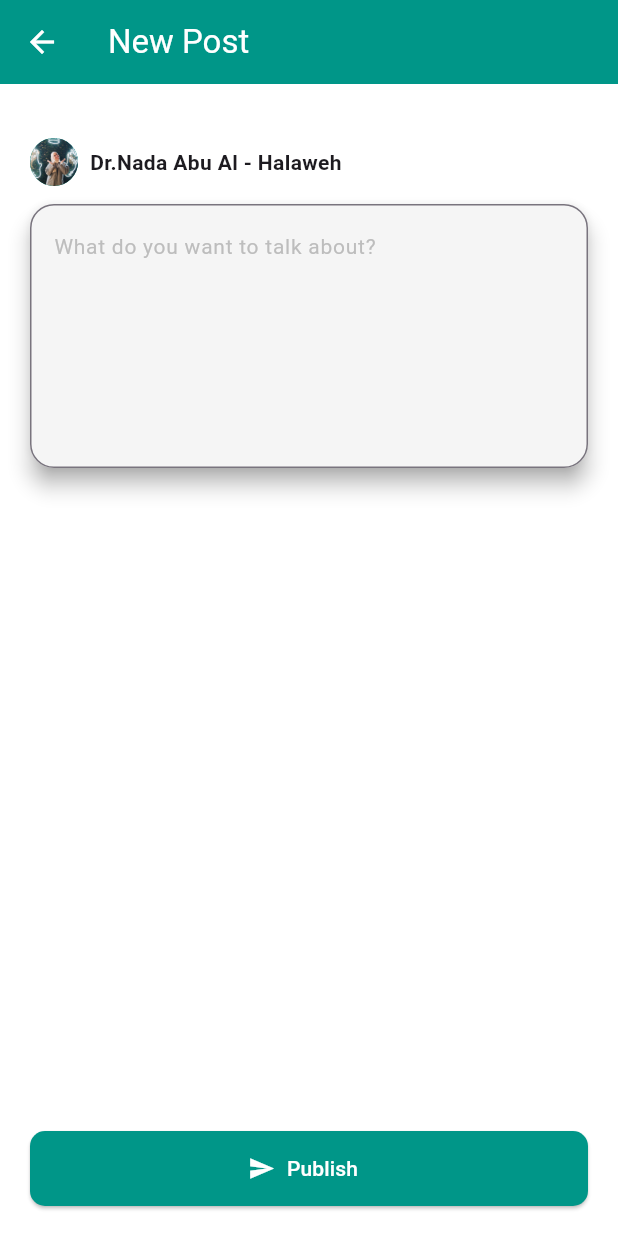
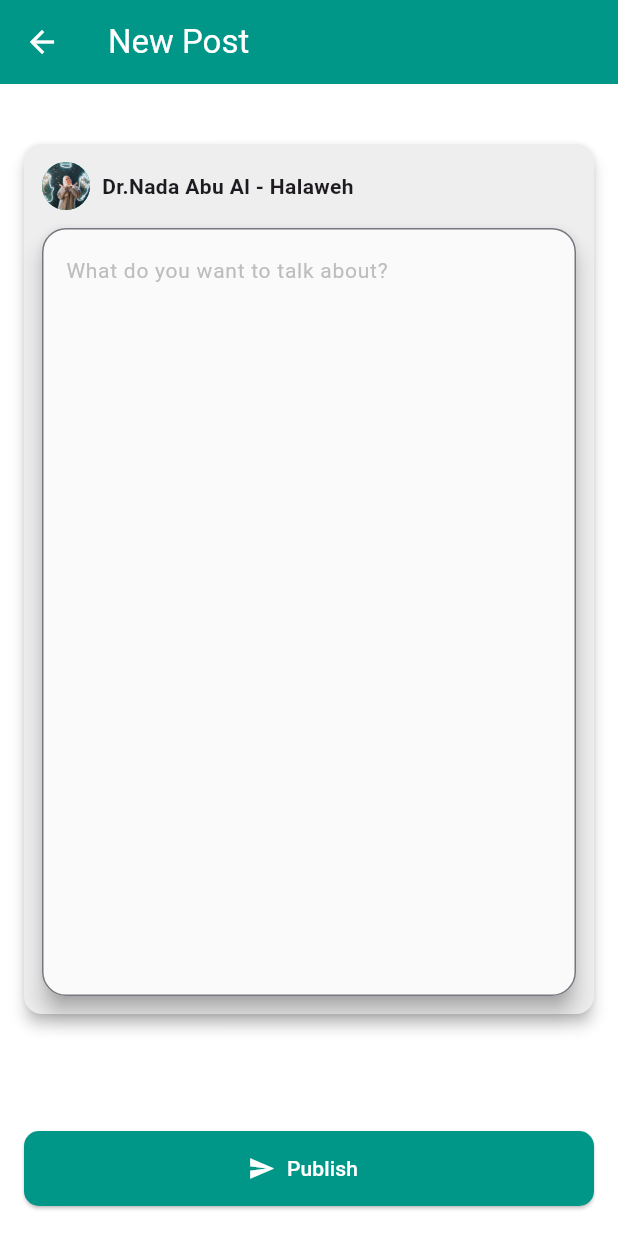
Before and after one commit to nada3bd/NAFS_APP, a Flutter app: the WritePostPage screen opened directly, on a phone screen of 412 x 824 dp. Run offline on Flutter 3.47's test engine with Material 3 defaults, Android fonts, the phone set to English and light mode, and no system bars; our stand-ins replace another_flushbar, flutter_bloc, image_picker; missing offline and left inert: duration_picker.

Commit message:
22th commit

```diff
--- a/lib/views/editpostpage.dart
+++ b/lib/views/editpostpage.dart
@@ -37,7 +37,7 @@ class EditPostPageState extends State<EditPostPage> {
       backgroundColor: Colors.white,
       appBar: const CustomAppBar(title: 'Edit Post'),
       body: Padding(
-        padding: const EdgeInsets.only(left: 20, right: 20, top: 20),
+        padding: const EdgeInsets.only(left: 16, right: 16 ),
         child: LayoutBuilder(
           builder: (BuildContext context, BoxConstraints constraints) {
             return SingleChildScrollView(
@@ -47,7 +47,6 @@ class EditPostPageState extends State<EditPostPage> {
                   child: Column(
                     crossAxisAlignment: CrossAxisAlignment.stretch,
                     children: [
-                      const SizedBox(height: 8),
                       ThemeWriteEditPost(
                         controller: controller,
                         isEdit: true,
@@ -55,7 +54,6 @@ class EditPostPageState extends State<EditPostPage> {
                         authorImage: widget.post.image,
                       ),
                       const Spacer(),
-                      const SizedBox(height: 20),
                       ActionButton(
                         value: 'Save Changes',
                         controller: controller,
--- a/lib/views/writepostspage.dart
+++ b/lib/views/writepostspage.dart
@@ -22,7 +22,7 @@ class WritePostPageState extends State<WritePostPage> {
       backgroundColor: Colors.white,
       appBar: const CustomAppBar(title: "New Post"),
       body: Padding(
-        padding: const EdgeInsets.only(left: 20, right: 20, top: 20),
+        padding: const EdgeInsets.only(left: 16, right: 16 ),
         child: LayoutBuilder(
           builder: (BuildContext context, BoxConstraints constraints) {
             return SingleChildScrollView(
--- a/lib/widgets/themewriteeditpost.dart
+++ b/lib/widgets/themewriteeditpost.dart
@@ -24,8 +24,13 @@ class ThemeWriteEditPost extends StatelessWidget {
           selectionHandleColor: Colors.teal,
         ),
       ),
+      child: Card(
+        margin: const EdgeInsets.only( top :40 ,  bottom: 16),
+      elevation: 4,
+      shape: RoundedRectangleBorder(borderRadius: BorderRadius.circular(12)),
+      color: Colors.grey[200],
         child: Padding(
-        padding: const EdgeInsets.only(top: 16),
+          padding: const EdgeInsets.all( 12),
           child: Column(
             crossAxisAlignment: CrossAxisAlignment.start,
             children: [
@@ -50,13 +55,13 @@ class ThemeWriteEditPost extends StatelessWidget {
               ),
               const SizedBox(height: 12),
               Material(
-              color: Colors.grey[100],
+                color: Colors.grey[50],
                 elevation: 6,
                 borderRadius: BorderRadius.circular(16),
                 shadowColor: Colors.grey,
                 child: TextField(
                   controller: controller,
-                minLines: 6,
+                  minLines:20,
                   maxLines: isEdit ? null : null,
                   decoration: InputDecoration(
                     hintText: 'What do you want to talk about?',
@@ -74,6 +79,7 @@ class ThemeWriteEditPost extends StatelessWidget {
             ],
           ),
         ),
+      ),
     );
   }
 }
```
Lines whose indentation alone changed are shown as unchanged.
